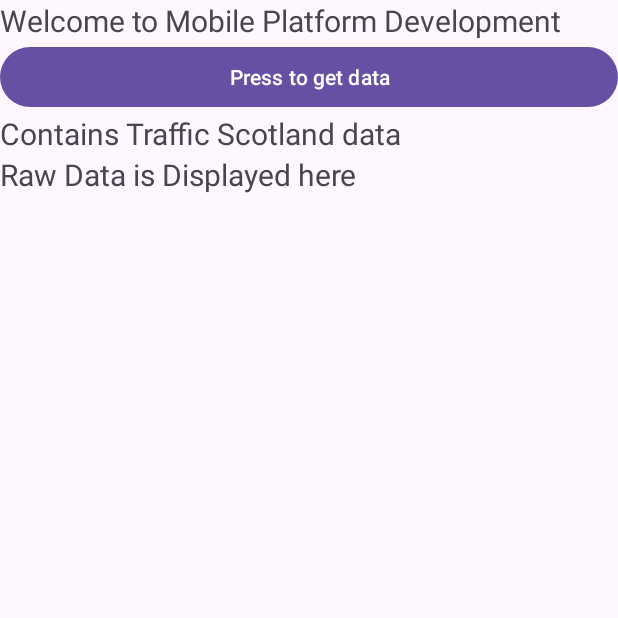
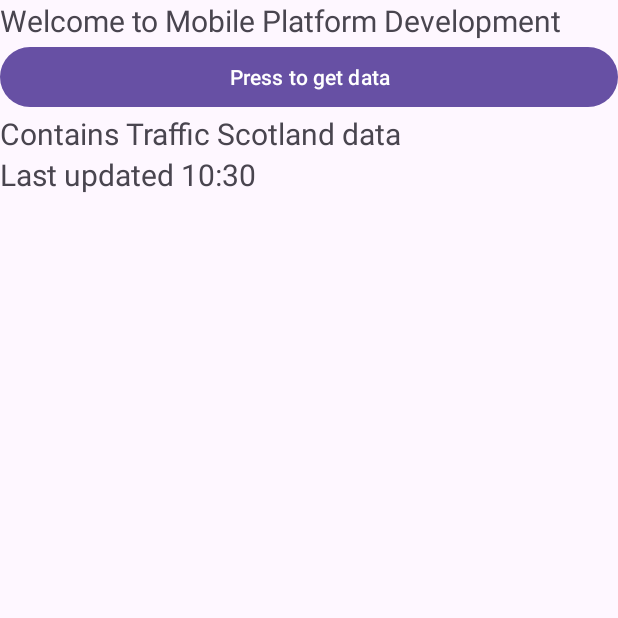
Before and after one commit to liam-mccusker/McCusker_Liam_S2526913_MobilePlatfomDevelopmentCW1, an Android app: the screen it shows after launch (MainActivity), on a phone screen of 412 x 824 dp, the top half of it. Run offline under Robolectric (Android 15) with nearby library versions, the phone set to English and light mode, and no system bars.

Commit message:
Added Repository and ViewModel with background loading

```diff
--- a/app/src/main/java/org/me/gcu/mccusker_liam_s2526913/MainActivity.java
+++ b/app/src/main/java/org/me/gcu/mccusker_liam_s2526913/MainActivity.java
@@ -37,9 +37,9 @@ import java.net.URL;
 import java.net.HttpURLConnection;
 import java.util.Base64;
 
-import org.me.gcu.mccusker_liam_s2526913.data.SituationParser;
-import org.me.gcu.mccusker_liam_s2526913.model.Situation;
-import java.util.ArrayList;
+
+import androidx.lifecycle.ViewModelProvider;
+import org.me.gcu.mccusker_liam_s2526913.viewmodel.SituationViewModel;
 
 
 public class MainActivity extends AppCompatActivity implements OnClickListener {
@@ -65,13 +65,16 @@ public class MainActivity extends AppCompatActivity implements OnClickListener {
         rawDataDisplay = (TextView)findViewById(R.id.rawDataDisplay);
         startButton = (Button)findViewById(R.id.startButton);
         startButton.setOnClickListener(this);
-        SituationParser situationParser = new SituationParser();
-        ArrayList<Situation> list = situationParser.parse(
-                loadFromAssets("unplannedContentExample1.xml"), "incident");
-        Log.d("ParserTest", "Parsed " + list.size() + " situations");
-        if (!list.isEmpty()) {
-            Log.d("ParserTest", list.get(0).toString());
-        }
+
+        // Get the ViewModel and watch its data
+        SituationViewModel viewModel = new ViewModelProvider(this).get(SituationViewModel.class);
+
+        viewModel.getIncidents().observe(this, list ->
+                Log.d("ParserTest", "Incidents: " + list.size()));
+        viewModel.getRoadworks().observe(this, list ->
+                Log.d("ParserTest", "Roadworks: " + list.size()));
+        viewModel.getStatus().observe(this, text ->
+                rawDataDisplay.setText(text));
 
         // More Code goes here
 
@@ -158,19 +161,4 @@ public class MainActivity extends AppCompatActivity implements OnClickListener {
         }
 
     }
-
-    private String loadFromAssets(String fileName) {
-        StringBuilder sb = new StringBuilder();
-        try (BufferedReader reader = new BufferedReader(
-                new InputStreamReader(getAssets().open(fileName)))) {
-            String line;
-            while ((line = reader.readLine()) != null) {
-                sb.append(line);
-            }
-        } catch (IOException e) {
-            Log.e("Assets", "Could not read " + fileName, e);
-        }
-        return sb.toString();
-    }
-
 }
--- /dev/null
+++ b/app/src/main/java/org/me/gcu/mccusker_liam_s2526913/data/SituationRepository.java
@@ -0,0 +1,73 @@
+package org.me.gcu.mccusker_liam_s2526913.data;
+
+import android.content.Context;
+import android.util.Log;
+
+import androidx.lifecycle.LiveData;
+import androidx.lifecycle.MutableLiveData;
+
+import org.me.gcu.mccusker_liam_s2526913.model.Situation;
+
+import java.io.BufferedReader;
+import java.io.IOException;
+import java.io.InputStreamReader;
+import java.time.LocalTime;
+import java.time.format.DateTimeFormatter;
+import java.util.List;
+import java.util.concurrent.ExecutorService;
+import java.util.concurrent.Executors;
+
+public class SituationRepository {
+
+    private final Context context;
+    private final ExecutorService executor = Executors.newSingleThreadExecutor();
+    private final SituationParser parser = new SituationParser();
+
+    private final MutableLiveData<List<Situation>> incidents = new MutableLiveData<>();
+    private final MutableLiveData<List<Situation>> roadworks = new MutableLiveData<>();
+    private final MutableLiveData<String> status = new MutableLiveData<>();
+
+    public SituationRepository(Context context) {
+        this.context = context.getApplicationContext();
+    }
+
+    public LiveData<List<Situation>> getIncidents() { return incidents; }
+    public LiveData<List<Situation>> getRoadworks() { return roadworks; }
+    public LiveData<String> getStatus() { return status; }
+
+    // Loads and parses both feeds on a background thread
+    public void refresh() {
+        executor.execute(() -> {
+            status.postValue("Loading…");
+
+            // For now this reads the sample files.
+            // When DATEX II access arrives, this is where the live download goes.
+            String incidentXml = loadFromAssets("unplannedContentExample.xml");
+            String roadworksXml = loadFromAssets("roadworksContentExample.xml");
+
+            incidents.postValue(parser.parse(incidentXml, "incident"));
+            roadworks.postValue(parser.parse(roadworksXml, "roadworks"));
+
+            String time = LocalTime.now().format(DateTimeFormatter.ofPattern("HH:mm"));
+            status.postValue("Last updated " + time);
+        });
+    }
+
+    public void shutdown() {
+        executor.shutdown();
+    }
+
+    private String loadFromAssets(String fileName) {
+        StringBuilder sb = new StringBuilder();
+        try (BufferedReader reader = new BufferedReader(
+                new InputStreamReader(context.getAssets().open(fileName)))) {
+            String line;
+            while ((line = reader.readLine()) != null) {
+                sb.append(line);
+            }
+        } catch (IOException e) {
+            Log.e("SituationRepository", "Could not read " + fileName, e);
+        }
+        return sb.toString();
+    }
+}
--- /dev/null
+++ b/app/src/main/java/org/me/gcu/mccusker_liam_s2526913/viewmodel/SituationViewModel.java
@@ -0,0 +1,37 @@
+package org.me.gcu.mccusker_liam_s2526913.viewmodel;
+
+import android.app.Application;
+
+import androidx.annotation.NonNull;
+import androidx.lifecycle.AndroidViewModel;
+import androidx.lifecycle.LiveData;
+
+import org.me.gcu.mccusker_liam_s2526913.data.SituationRepository;
+import org.me.gcu.mccusker_liam_s2526913.model.Situation;
+
+import java.util.List;
+
+public class SituationViewModel extends AndroidViewModel {
+
+    private final SituationRepository repository;
+
+    public SituationViewModel(@NonNull Application application) {
+        super(application);
+        repository = new SituationRepository(application);
+        repository.refresh();   // load data when the app starts
+    }
+
+    public LiveData<List<Situation>> getIncidents() { return repository.getIncidents(); }
+    public LiveData<List<Situation>> getRoadworks() { return repository.getRoadworks(); }
+    public LiveData<String> getStatus() { return repository.getStatus(); }
+
+    public void refresh() {
+        repository.refresh();
+    }
+
+    @Override
+    protected void onCleared() {
+        super.onCleared();
+        repository.shutdown();
+    }
+}
```
